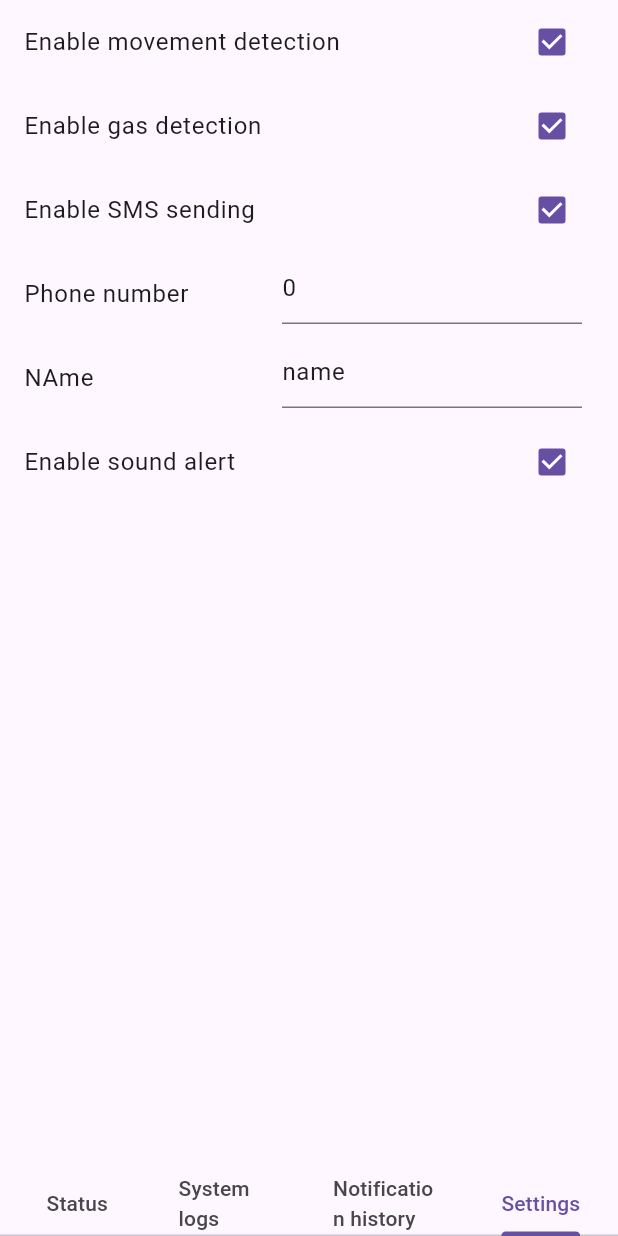
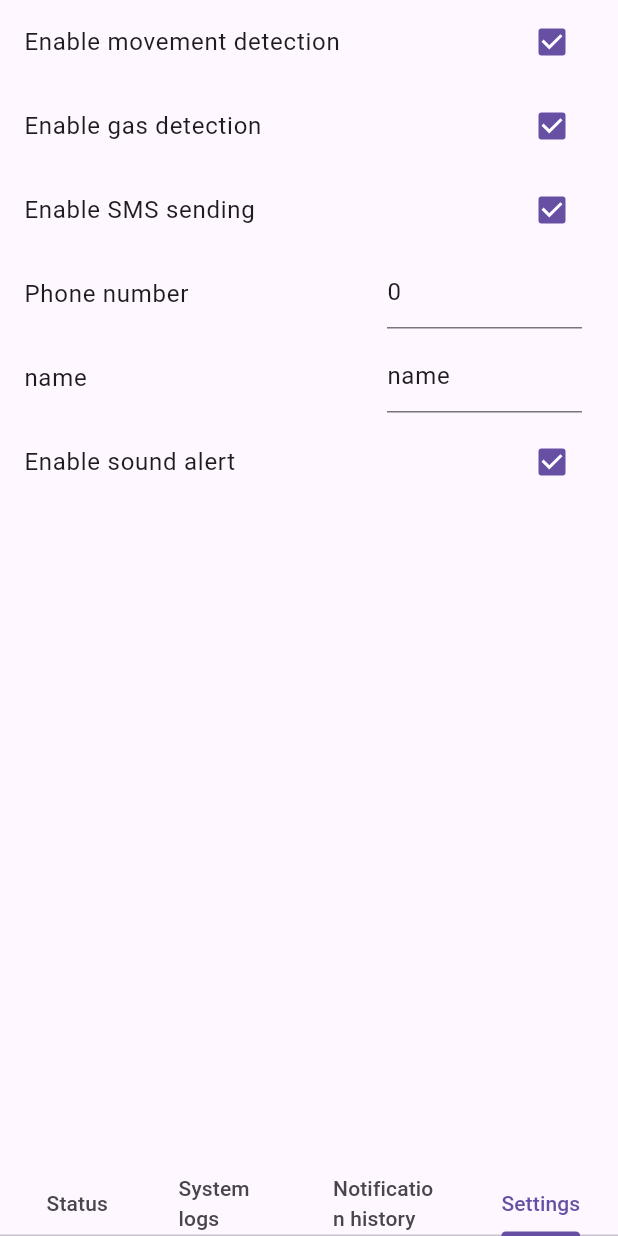
Before and after one commit to capt0-lll/security_system_flutter_app, a Flutter app: the screen it shows after launch, item 4 of the bottom bar chosen, on a phone screen of 412 x 824 dp. Run offline on Flutter 3.47's test engine with Material 3 defaults, Android fonts, the light colour scheme and no system bars.

Commit message:
Added String setting tiles and saving settings on tiles value change

```diff
--- a/lib/models/settings.dart
+++ b/lib/models/settings.dart
@@ -1,10 +1,10 @@
 import './setting.dart';
 
-List<Setting> Settings = [
+List<Setting> settings = [
   Setting("Enable movement detection", true),
   Setting("Enable gas detection", true),
   Setting("Enable SMS sending", true),
   Setting("Phone number", 0),
-  Setting("NAme", "name"),
+  Setting("name", "name"),
   Setting("Enable sound alert ", true),
 ];
--- a/lib/widgets/setting_tile.dart
+++ b/lib/widgets/setting_tile.dart
@@ -1,5 +1,6 @@
 import 'package:flutter/material.dart';
 import 'package:flutter/services.dart';
+import '../models/settings.dart';
 
 class SettingTile extends StatefulWidget {
   final String settingName;
@@ -25,47 +26,59 @@ class _SettingTileState extends State<SettingTile> {
   @override
   Widget build(BuildContext context) {
     if (setting is bool) {
+      // Widget when setting is bool
+
       bool value = setting as bool;
       return CheckboxListTile(
           title: Text(settingName),
           value: value,
           onChanged: (value) {
             setting = value!;
+            settings
+                .firstWhere((setting) => setting.settingName == settingName)
+                .setting = value;
             setState(() {});
           });
-    } else {
-      //TODO: Fix String input
-      final TextEditingController textEditingController =
-          TextEditingController();
-
+    } else if (setting is int) {
+      // Widget when setting is int
+      TextEditingController textEditingController = TextEditingController();
       textEditingController.text = setting.toString();
-
-      TextInputType textInputType;
-
-      TextInputFormatter inputFormatter;
-      if (setting is int) {
-        textInputType = TextInputType.numberWithOptions(
-          signed: false,
-        );
-        inputFormatter = FilteringTextInputFormatter.digitsOnly;
-      } else {
-        textInputType = TextInputType.text;
-      }
 
       return ListTile(
           title: Text(settingName),
-          trailing: Container(
-            height: 80,
-            width: 200,
-            child: SizedBox(
-                height: 50,
-                width: 130,
-                child: TextField(
+          trailing: SizedBox(
+              height: 50,
+              width: 130,
+              child: TextField(
+                  keyboardType: TextInputType.numberWithOptions(),
+                  inputFormatters: [FilteringTextInputFormatter.digitsOnly],
                   controller: textEditingController,
-                  keyboardType: textInputType,
-                  //TODO: Implement settings saving on change
-                )),
+                  onChanged: (value) {
+                    settings
+                        .firstWhere(
+                            (setting) => setting.settingName == settingName)
+                        .setting = int.parse(value);
+                  })));
+    } else if (setting is String) {
+      TextEditingController textEditingController = TextEditingController();
+      textEditingController.text = setting as String;
+
+      return ListTile(
+          title: Text(settingName),
+          trailing: SizedBox(
+            height: 50,
+            width: 130,
+            child: TextField(
+                controller: textEditingController,
+                onChanged: (value) {
+                  settings
+                      .firstWhere(
+                          (setting) => setting.settingName == settingName)
+                      .setting = value;
+                }),
           ));
+    } else {
+      throw Exception(["Invalid setting type"]);
     }
   }
 }
--- a/lib/widgets/settings_screen.dart
+++ b/lib/widgets/settings_screen.dart
@@ -13,9 +13,9 @@ class SettingsScreen extends StatefulWidget {
 class SettingsScreenState extends State<SettingsScreen> {
   Widget build(BuildContext context) {
     return ListView.builder(
-        itemCount: Settings.length,
+        itemCount: settings.length,
         itemBuilder: (context, index) {
-          final Setting setting = Settings[index];
+          final Setting setting = settings[index];
 
           return SettingTile(
             settingName: setting.settingName,
```
